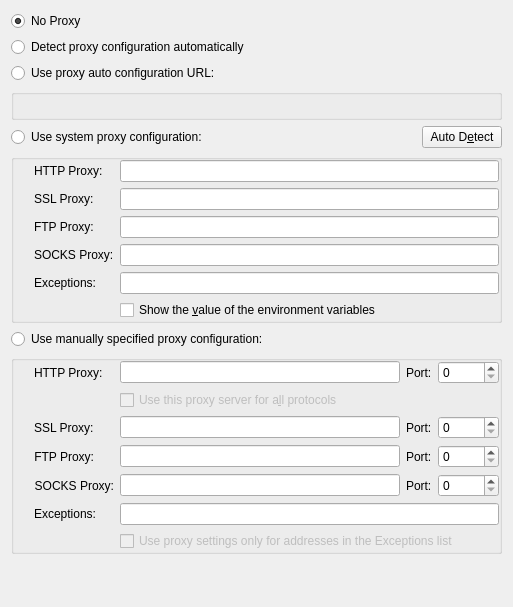
Above: kcms/proxy/kproxydlg.ui from KDE/kio-extras before the change. Below: the same form after it.
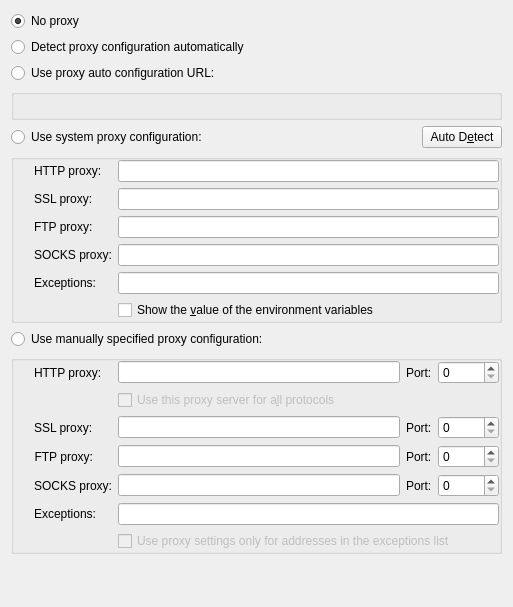
That is the form after the change. Custom widgets are drawn as their Qt base class.

Commit message:
kcms/proxy,trash: follow HIG on capitalization
The HIG recommend sentence case for radiobutton, combobox, and text
field labels. The proxy and trash kcms currently are inconsistent with
regard to this and mix sentence and title case, sometimes within the
same group of controls.

This change makes the capitalization of these labels consistent with the
HIG recommendations.

The edit to the form file:
```diff
--- a/kcms/proxy/kproxydlg.ui
+++ b/kcms/proxy/kproxydlg.ui
@@ -26,7 +26,7 @@
       <string>Connect to the Internet directly.</string>
      </property>
      <property name="text">
-      <string>No Proxy</string>
+      <string>No proxy</string>
      </property>
      <property name="checked">
       <bool>true</bool>
@@ -158,7 +158,7 @@
 &lt;/qt&gt;</string>
         </property>
         <property name="text">
-         <string>HTTP Proxy:</string>
+         <string>HTTP proxy:</string>
         </property>
         <property name="wordWrap">
          <bool>false</bool>
@@ -193,7 +193,7 @@
 &lt;/qt&gt;</string>
         </property>
         <property name="text">
-         <string>SSL Proxy:</string>
+         <string>SSL proxy:</string>
         </property>
         <property name="wordWrap">
          <bool>false</bool>
@@ -228,7 +228,7 @@
 &lt;/qt&gt;</string>
         </property>
         <property name="text">
-         <string>FTP Proxy:</string>
+         <string>FTP proxy:</string>
         </property>
         <property name="wordWrap">
          <bool>false</bool>
@@ -263,7 +263,7 @@
 &lt;/qt&gt;</string>
         </property>
         <property name="text">
-         <string>SOCKS Proxy:</string>
+         <string>SOCKS proxy:</string>
         </property>
         <property name="wordWrap">
          <bool>false</bool>
@@ -380,7 +380,7 @@
          </sizepolicy>
         </property>
         <property name="text">
-         <string>HTTP Proxy:</string>
+         <string>HTTP proxy:</string>
         </property>
         <property name="wordWrap">
          <bool>false</bool>
@@ -446,7 +446,7 @@
          </sizepolicy>
         </property>
         <property name="text">
-         <string>SSL Proxy:</string>
+         <string>SSL proxy:</string>
         </property>
         <property name="wordWrap">
          <bool>false</bool>
@@ -496,7 +496,7 @@
          </sizepolicy>
         </property>
         <property name="text">
-         <string>FTP Proxy:</string>
+         <string>FTP proxy:</string>
         </property>
         <property name="alignment">
          <set>Qt::AlignRight|Qt::AlignTrailing|Qt::AlignVCenter</set>
@@ -549,7 +549,7 @@
          </sizepolicy>
         </property>
         <property name="text">
-         <string>SOCKS Proxy:</string>
+         <string>SOCKS proxy:</string>
         </property>
         <property name="alignment">
          <set>Qt::AlignRight|Qt::AlignTrailing|Qt::AlignVCenter</set>
@@ -639,7 +639,7 @@
 Check this box if you want the above proxy settings to apply only to the addresses listed in the &lt;i&gt;Exceptions&lt;/i&gt; list.&lt;/qt&gt;</string>
         </property>
         <property name="text">
-         <string>Use proxy settings only for addresses in the Exceptions list</string>
+         <string>Use proxy settings only for addresses in the exceptions list</string>
         </property>
        </widget>
       </item>
```
The commit also changes 1 other file.
